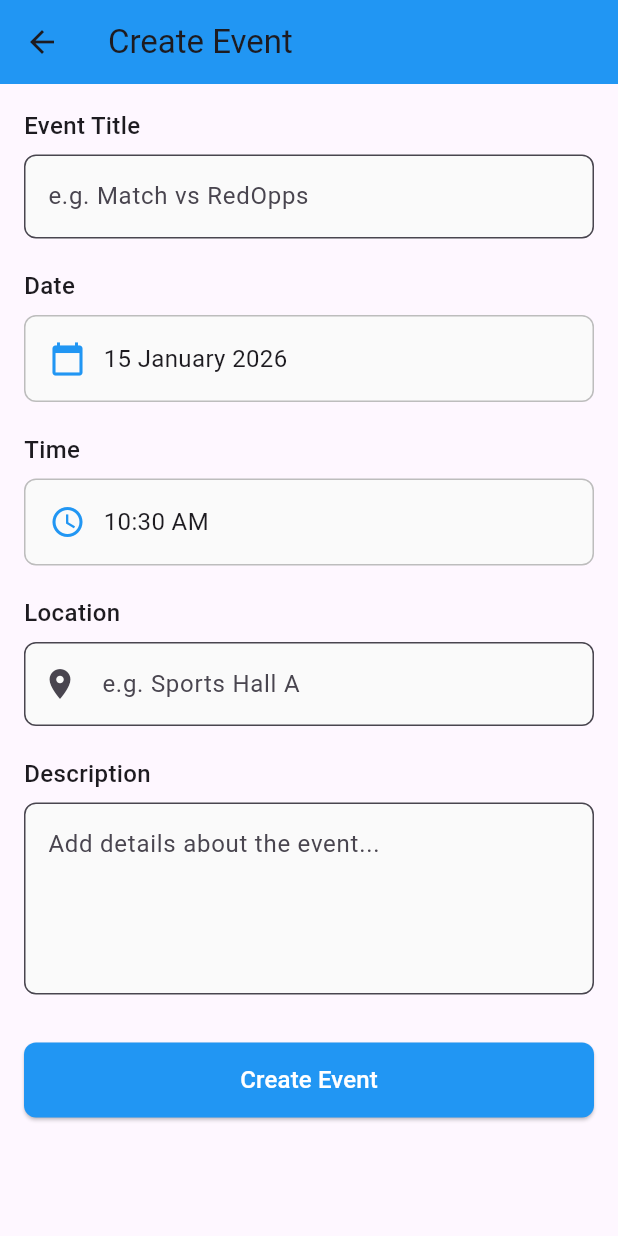
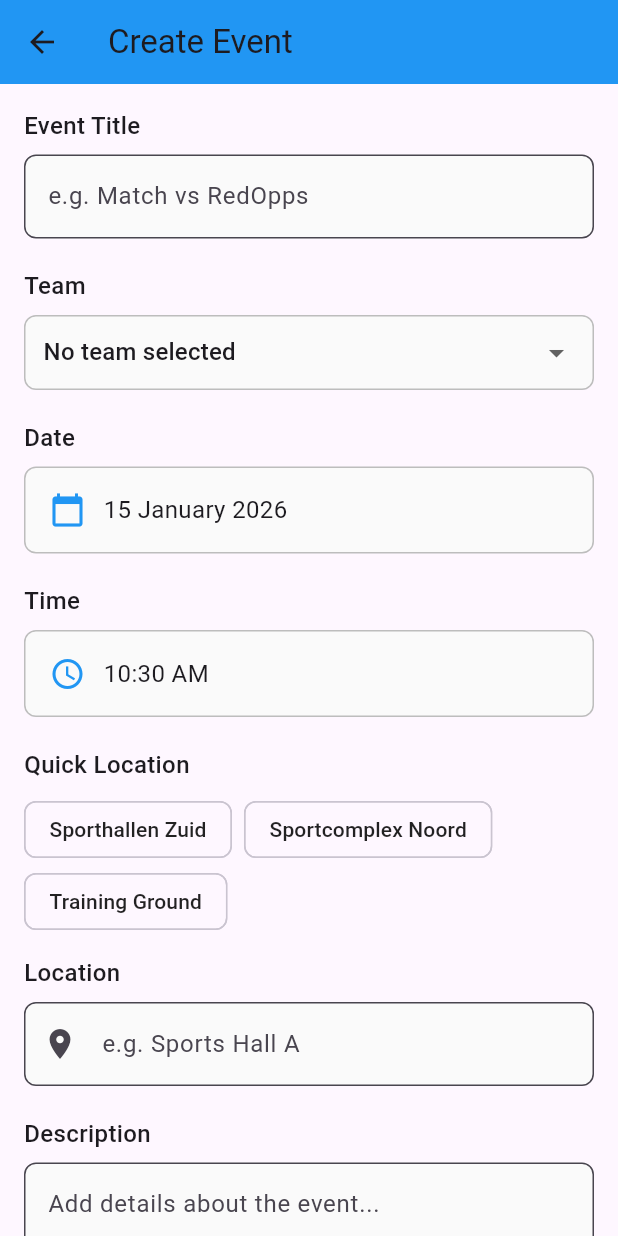
Before and after one commit to JMcoderr/Team-Management-App, a Flutter app: the OrganisePage screen opened directly, on a phone screen of 412 x 824 dp. Run offline on Flutter 3.47's test engine with Material 3 defaults, Android fonts, the phone set to English and light mode, and no system bars; our stand-ins replace dio, flutter_riverpod, shared_preferences; accounts and stored records are empty; network calls fail.

Commit message:
made everything responsive for mobile/tablet/desktop, added team dropdown and location presets in organise page, dashboard now shows real stats

```diff
--- a/team_management_app_dev/lib/data/services/api_service.dart
+++ b/team_management_app_dev/lib/data/services/api_service.dart
@@ -31,16 +31,11 @@ class ApiService {
     ));
   }
 
-  // auth token storage
-  String? _authToken;
-
   void setAuthToken(String token) {
-    _authToken = token;
     _dio.options.headers['Authorization'] = 'Bearer $token';
   }
 
   void clearAuthToken() {
-    _authToken = null;
     _dio.options.headers.remove('Authorization');
   }
 
--- a/team_management_app_dev/lib/pages/organise_page.dart
+++ b/team_management_app_dev/lib/pages/organise_page.dart
@@ -22,6 +22,17 @@ class _OrganisePageState extends ConsumerState<OrganisePage> {
   DateTime selectedDate = DateTime.now();
   TimeOfDay selectedTime = TimeOfDay.now();
 
+  // team selection (for API v2)
+  int? selectedTeamId;
+
+  // location helper
+  String? selectedLocationPreset;
+  final List<Map<String, dynamic>> locationPresets = [
+    {'name': 'Sporthallen Zuid', 'lat': 52.3376, 'lng': 4.8682},
+    {'name': 'Sportcomplex Noord', 'lat': 52.3945, 'lng': 4.9123},
+    {'name': 'Training Ground', 'lat': 52.3702, 'lng': 4.8952},
+  ];
+
   bool isLoading = false; // to show spinner when saving
 
   @override
@@ -40,9 +51,12 @@ class _OrganisePageState extends ConsumerState<OrganisePage> {
         title: const Text('Create Event'),
         backgroundColor: Colors.blue,
       ),
-      body: SingleChildScrollView(
-        padding: const EdgeInsets.all(16),
-        child: Column(
+      body: Center(
+        child: ConstrainedBox(
+          constraints: const BoxConstraints(maxWidth: 800),
+          child: SingleChildScrollView(
+            padding: EdgeInsets.all(MediaQuery.of(context).size.width < 600 ? 16 : 32),
+            child: Column(
           crossAxisAlignment: CrossAxisAlignment.start,
           children: [
             // title field
@@ -60,6 +74,44 @@ class _OrganisePageState extends ConsumerState<OrganisePage> {
                 ),
                 filled: true,
                 fillColor: Colors.grey[50],
+              ),
+            ),
+
+            const SizedBox(height: 20),
+
+            // team selection dropdown
+            const Text(
+              'Team',
+              style: TextStyle(fontSize: 16, fontWeight: FontWeight.w500),
+            ),
+            const SizedBox(height: 8),
+            Container(
+              padding: const EdgeInsets.symmetric(horizontal: 12),
+              decoration: BoxDecoration(
+                border: Border.all(color: Colors.grey[400]!),
+                borderRadius: BorderRadius.circular(8),
+                color: Colors.grey[50],
+              ),
+              child: DropdownButton<int?>(
+                value: selectedTeamId,
+                isExpanded: true,
+                underline: Container(),
+                hint: const Text('Select a team (optional for now)'),
+                items: const [
+                  DropdownMenuItem(
+                    value: null,
+                    child: Text('No team selected'),
+                  ),
+                  DropdownMenuItem(
+                    value: 1,
+                    child: Text('Team 1 (Default)'),
+                  ),
+                ],
+                onChanged: (value) {
+                  setState(() {
+                    selectedTeamId = value;
+                  });
+                },
               ),
             ),
 
@@ -124,6 +176,39 @@ class _OrganisePageState extends ConsumerState<OrganisePage> {
             ),
 
             const SizedBox(height: 20),
+
+            // location presets
+            const Text(
+              'Quick Location',
+              style: TextStyle(fontSize: 16, fontWeight: FontWeight.w500),
+            ),
+            const SizedBox(height: 8),
+            Wrap(
+              spacing: 8,
+              children: locationPresets.map((preset) {
+                final isSelected = selectedLocationPreset == preset['name'];
+                return ChoiceChip(
+                  label: Text(preset['name']),
+                  selected: isSelected,
+                  onSelected: (selected) {
+                    setState(() {
+                      if (selected) {
+                        selectedLocationPreset = preset['name'];
+                        locationController.text = preset['name'];
+                      } else {
+                        selectedLocationPreset = null;
+                      }
+                    });
+                  },
+                  selectedColor: Colors.blue,
+                  labelStyle: TextStyle(
+                    color: isSelected ? Colors.white : Colors.black87,
+                  ),
+                );
+              }).toList(),
+            ),
+
+            const SizedBox(height: 12),
 
             // location field
             const Text(
@@ -196,6 +281,8 @@ class _OrganisePageState extends ConsumerState<OrganisePage> {
             ),
           ],
         ),
+          ),
+        ),
       ),
     );
   }
@@ -264,6 +351,20 @@ class _OrganisePageState extends ConsumerState<OrganisePage> {
         selectedTime.minute,
       );
 
+      // get location coordinates if preset was selected
+      double? lat;
+      double? lng;
+      final locationText = locationController.text.trim();
+
+      // check if location matches a preset
+      for (var preset in locationPresets) {
+        if (preset['name'] == locationText) {
+          lat = preset['lat'];
+          lng = preset['lng'];
+          break;
+        }
+      }
+
       // create the event object
       final newEvent = Event(
         id: DateTime.now().millisecondsSinceEpoch, // temp id
@@ -271,8 +372,11 @@ class _OrganisePageState extends ConsumerState<OrganisePage> {
         description: descriptionController.text.trim(),
         date: eventDateTime,
         time: selectedTime.format(context),
-        location: locationController.text.trim(),
+        location: locationText,
         type: eventDateTime.isAfter(DateTime.now()) ? 'upcoming' : 'past',
+        teamId: selectedTeamId ?? 1,  // Use selected team or default to 1
+        latitude: lat,
+        longitude: lng,
       );
 
       // save it
@@ -298,6 +402,8 @@ class _OrganisePageState extends ConsumerState<OrganisePage> {
         setState(() {
           selectedDate = DateTime.now();
           selectedTime = TimeOfDay.now();
+          selectedTeamId = null;
+          selectedLocationPreset = null;
         });
       }
     } catch (e) {
```
Also changed, not shown: team_management_app_dev/lib/pages/dashboard_page.dart (+22 -11 lines), team_management_app_dev/lib/pages/routeplanner_page.dart (+47 -13 lines), team_management_app_dev/lib/pages/schedule_page.dart (+6 -1 lines).
